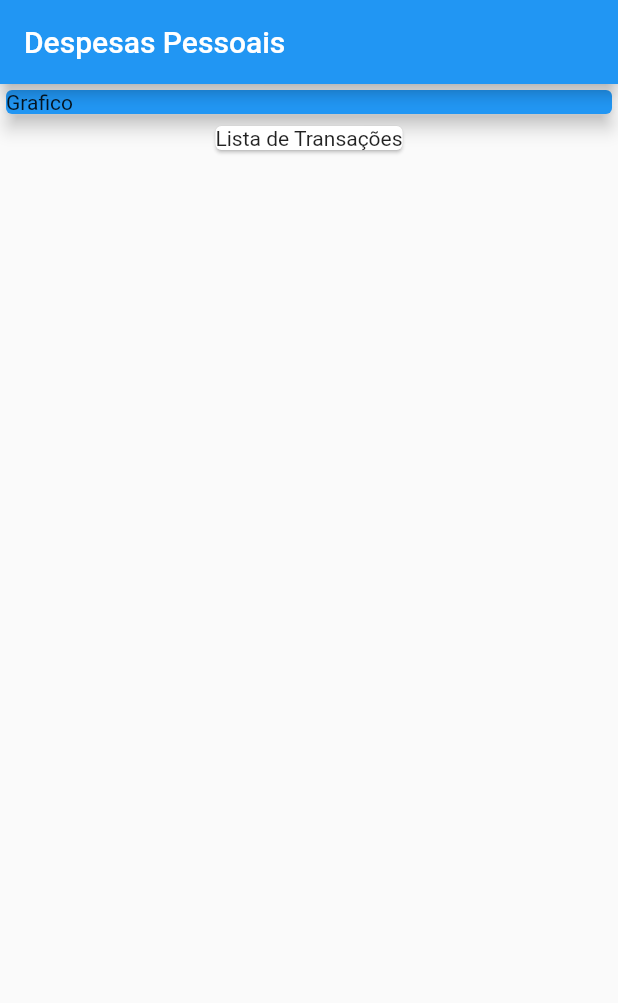
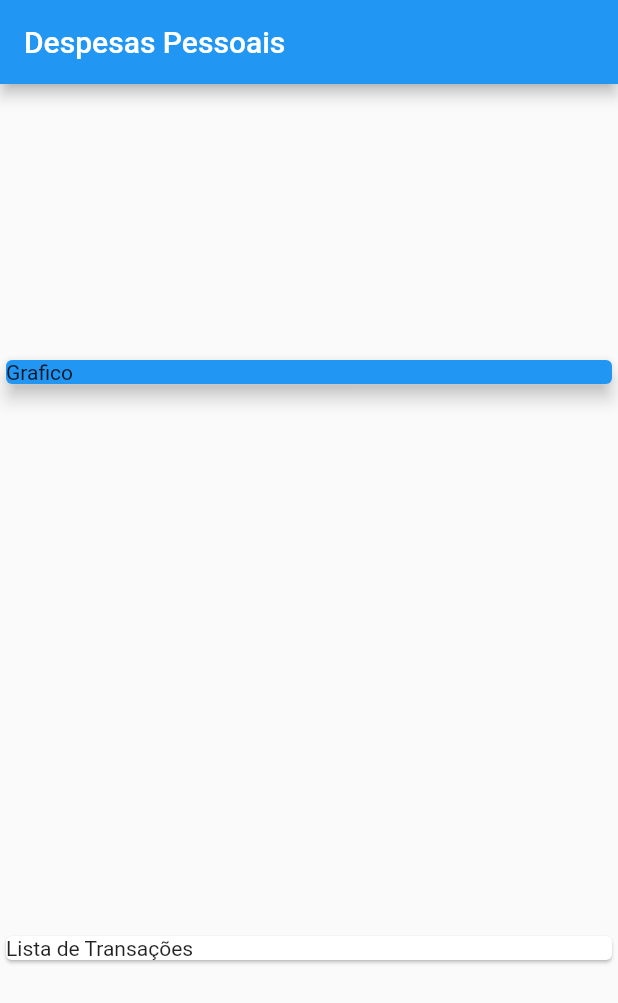
Before and after one commit to ViolaRafael/expenses, a Flutter app: the screen it shows after launch, on a phone screen of 412 x 824 dp. Shown: the top 1003 px of the screen. Run offline on Flutter 3.47's test engine with Material 2 defaults, Android fonts, the phone set to English and light mode, and no system bars.

```diff
--- a/lib/main.dart
+++ b/lib/main.dart
@@ -1,5 +1,6 @@
 // ignore_for_file: prefer_const_constructors
 
+import 'package:expenses/models/transaction.dart';
 import 'package:flutter/material.dart';
 
 main() => runApp(ExpensesApp());
@@ -14,6 +15,21 @@ class ExpensesApp extends StatelessWidget {
 }
 
 class MyHomePage extends StatelessWidget {
+  final _transactions = [
+    Transaction(
+      id: 't1',
+      title: 'Novo Tênis de Corrida',
+      value: 310.76,
+      date: DateTime.now(),
+    ),
+    Transaction(
+      id: 't2',
+      title: 'Conta de Luz',
+      value: 211.30,
+      date: DateTime.now(),
+    ),
+  ];
+
   @override
   Widget build(BuildContext context) {
     return Scaffold(
@@ -21,6 +37,8 @@ class MyHomePage extends StatelessWidget {
         title: Text('Despesas Pessoais'),
       ),
       body: Column(
+        mainAxisAlignment: MainAxisAlignment.spaceAround,
+        crossAxisAlignment: CrossAxisAlignment.stretch,
         children: [
           Container(
             width: double.infinity,
--- /dev/null
+++ b/lib/models/transaction.dart
@@ -0,0 +1,13 @@
+class Transaction {
+  final String id;
+  final String title;
+  final double value;
+  final DateTime date;
+
+  Transaction({
+    required this.id,
+    required this.title,
+    required this.value,
+    required this.date,
+  });
+}
```
